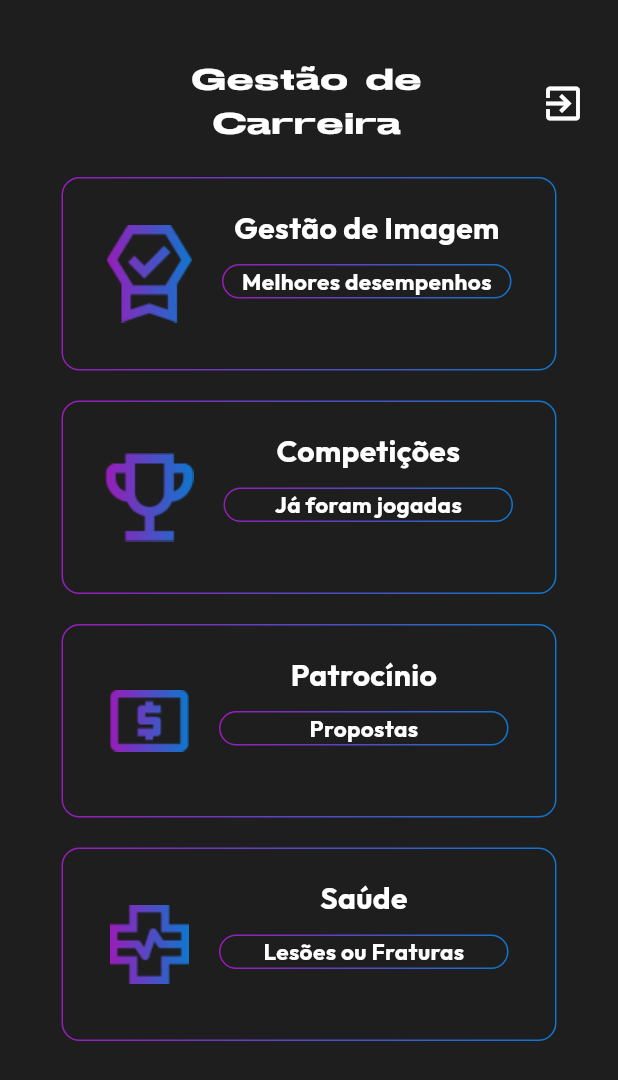
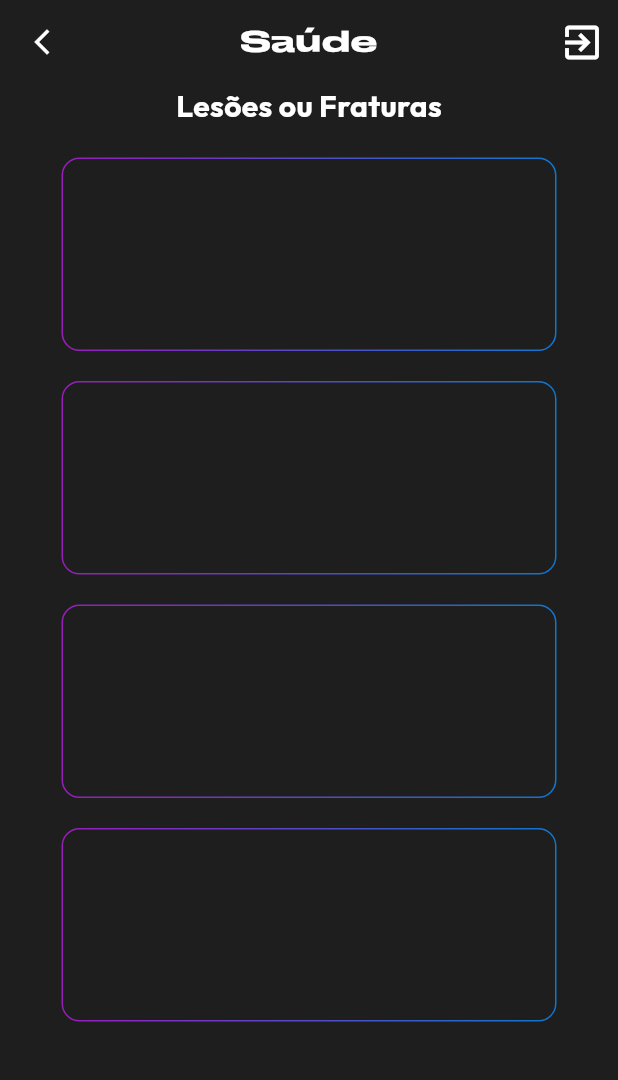
Before and after one commit to heliobryan/DESS, a Flutter app: the ManagePage screen opened by its route, after a tap on "Saúde", on a phone screen of 412 x 824 dp. Shown: the top 1080 px of the screen. Run offline on Flutter 3.47's test engine with Material 3 defaults, Android fonts, the light colour scheme and no system bars; drawn by our look-alikes of outline_gradient_button; our stand-ins replace gradient_borders.

Commit message:
manage page

```diff
--- /dev/null
+++ b/lib/Source/Screens/Home/Manage/health_page.dart
@@ -0,0 +1,119 @@
+import 'package:flutter/material.dart';
+import 'package:outline_gradient_button/outline_gradient_button.dart';
+
+class HealthPage extends StatelessWidget {
+  const HealthPage({super.key});
+
+  @override
+  Widget build(BuildContext context) {
+    return Scaffold(
+      backgroundColor: const Color(0xFF1E1E1E),
+      appBar: AppBar(
+        leading: IconButton(
+          icon: const Icon(
+            Icons.arrow_back_ios_new,
+            color: Colors.white,
+            size: 20,
+          ),
+          onPressed: () => Navigator.popAndPushNamed(context, 'homePage'),
+        ),
+        actions: [
+          IconButton(
+            icon: const Icon(
+              Icons.exit_to_app_outlined,
+              color: Colors.white,
+              size: 30,
+            ),
+            onPressed: () {},
+          ),
+        ],
+        centerTitle: true,
+        backgroundColor: const Color(0xFF1E1E1E),
+        title: const Text(
+          'Saúde',
+          style: TextStyle(
+            color: Colors.white,
+            fontSize: 20,
+            fontFamily: 'STRETCH',
+          ),
+        ),
+      ),
+      body: Center(
+        child: Column(
+          crossAxisAlignment: CrossAxisAlignment.center,
+          children: [
+            const Text(
+              'Lesões ou Fraturas',
+              style: TextStyle(
+                color: Colors.white,
+                fontFamily: 'OUTFIT',
+                fontSize: 20,
+                fontWeight: FontWeight.bold,
+              ),
+            ),
+            const SizedBox(height: 20),
+            SizedBox(
+              width: 330,
+              height: 129,
+              child: OutlineGradientButton(
+                strokeWidth: 1,
+                radius: const Radius.circular(12),
+                gradient: const LinearGradient(
+                  colors: <Color>[Color(0xFF981DB9), Color(0xFF0F76CE)],
+                ),
+                child: const Row(
+                  children: [],
+                ),
+              ),
+            ),
+            const SizedBox(height: 20),
+            SizedBox(
+              width: 330,
+              height: 129,
+              child: OutlineGradientButton(
+                strokeWidth: 1,
+                radius: const Radius.circular(12),
+                gradient: const LinearGradient(
+                  colors: <Color>[Color(0xFF981DB9), Color(0xFF0F76CE)],
+                ),
+                child: const Row(
+                  children: [],
+                ),
+              ),
+            ),
+            const SizedBox(height: 20),
+            SizedBox(
+              width: 330,
+              height: 129,
+              child: OutlineGradientButton(
+                strokeWidth: 1,
+                radius: const Radius.circular(12),
+                gradient: const LinearGradient(
+                  colors: <Color>[Color(0xFF981DB9), Color(0xFF0F76CE)],
+                ),
+                child: const Row(
+                  children: [],
+                ),
+              ),
+            ),
+            const SizedBox(height: 20),
+            SizedBox(
+              width: 330,
+              height: 129,
+              child: OutlineGradientButton(
+                strokeWidth: 1,
+                radius: const Radius.circular(12),
+                gradient: const LinearGradient(
+                  colors: <Color>[Color(0xFF981DB9), Color(0xFF0F76CE)],
+                ),
+                child: const Row(
+                  children: [],
+                ),
+              ),
+            ),
+          ],
+        ),
+      ),
+    );
+  }
+}
--- a/lib/Source/Screens/Home/Manage/manage_page.dart
+++ b/lib/Source/Screens/Home/Manage/manage_page.dart
@@ -333,7 +333,8 @@ class ManagePage extends StatelessWidget {
                         ),
                       ],
                     ),
-                    onTap: () {},
+                    onTap: () =>
+                        Navigator.popAndPushNamed(context, 'healthPage'),
                   ),
                 ),
               ],
--- a/lib/Source/Screens/Home/Manage/sponsor_page.dart
+++ b/lib/Source/Screens/Home/Manage/sponsor_page.dart
@@ -1,5 +1,4 @@
 import 'package:flutter/material.dart';
-import 'package:flutter/widgets.dart';
 
 class SponsorPage extends StatelessWidget {
   const SponsorPage({super.key});
--- a/lib/main.dart
+++ b/lib/main.dart
@@ -1,5 +1,6 @@
 import 'package:dess/Source/Screens/Forms/form_page.dart';
 import 'package:dess/Source/Screens/Home/Manage/comp_page.dart';
+import 'package:dess/Source/Screens/Home/Manage/health_page.dart';
 import 'package:dess/Source/Screens/Home/Manage/sponsor_page.dart';
 import 'package:dess/Source/Screens/Home/avaliation_page.dart';
 import 'package:dess/Source/Screens/Home/home_page.dart';
@@ -41,6 +42,7 @@ class DesApp extends StatelessWidget {
         'imageManagePage': (context) => const ImageManagePage(),
         'compPage': (context) => const CompPage(),
         'sponsorPage': (context) => const SponsorPage(),
+        'healthPage': (context) => const HealthPage(),
       },
     );
   }
```
